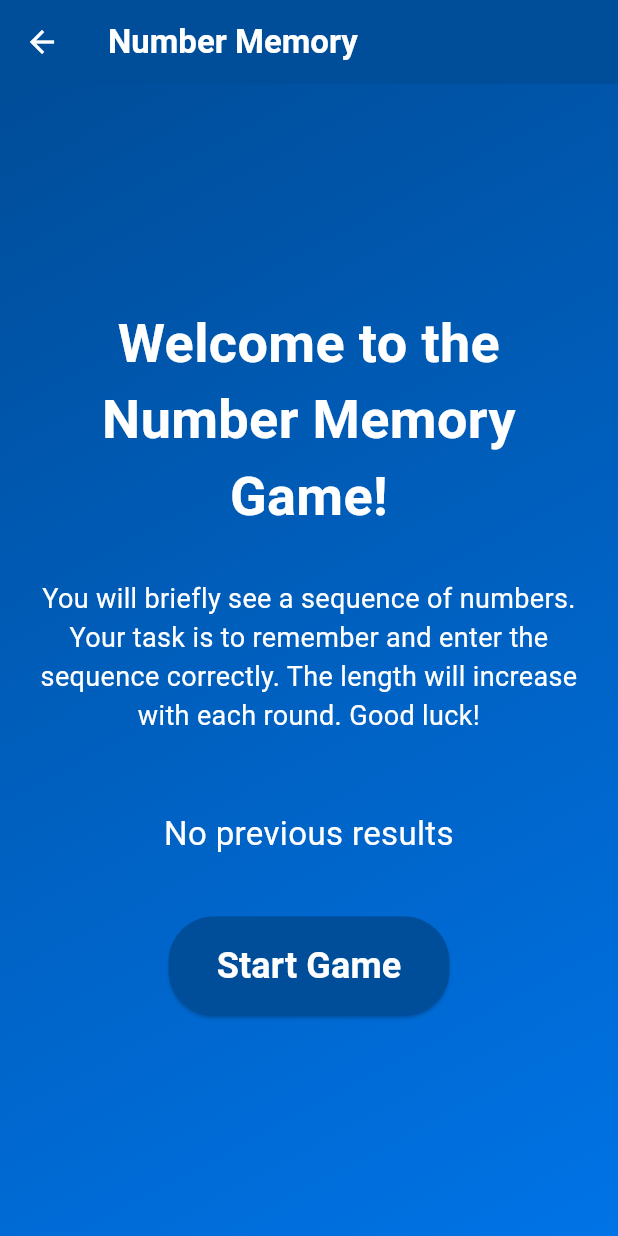
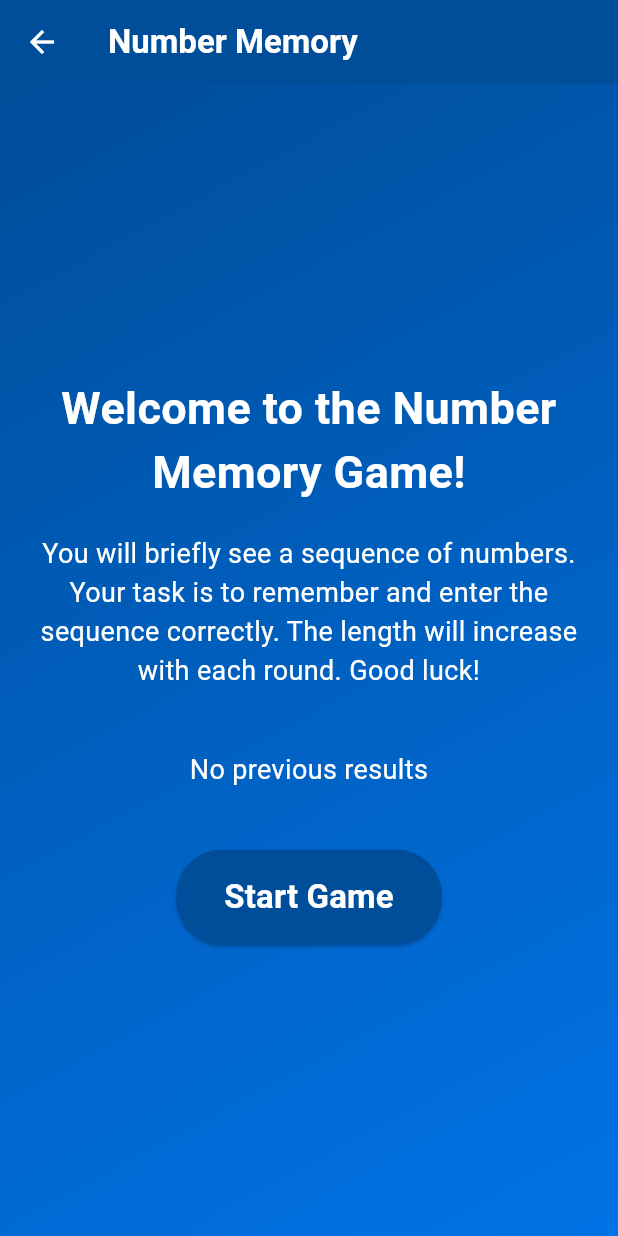
Before and after one commit to PrintN/Human-Benchmark, a Flutter app: the NumberMemoryScreen screen opened directly, on a phone screen of 412 x 824 dp. Run offline on Flutter 3.47's test engine with Material 3 defaults, Android fonts, the light colour scheme and no system bars; our stand-ins replace fl_chart, flutter_tts, just_audio, share_plus, shared_preferences; accounts and stored records are empty; Roboto replaces fonts that are missing (RobotoMono); project files that could hold a hidden picture were left out.

Commit message:
Updated start screen elements size

```diff
--- a/lib/number_memory.dart
+++ b/lib/number_memory.dart
@@ -196,22 +196,22 @@ class _NumberMemoryScreenState extends State<NumberMemoryScreen> {
               const Text(
                 'Welcome to the Number Memory Game!',
                 style: TextStyle(
-                  fontSize: 36,
+                  fontSize: 30,
                   fontWeight: FontWeight.bold,
                   color: Colors.white,
                 ),
                 textAlign: TextAlign.center,
               ),
-              const SizedBox(height: 30),
+              const SizedBox(height: 20),
               const Text(
                 'You will briefly see a sequence of numbers. Your task is to remember and enter the sequence correctly. The length will increase with each round. Good luck!',
                 style: TextStyle(fontSize: 18, color: Colors.white),
                 textAlign: TextAlign.center,
               ),
-              const SizedBox(height: 50),
+              const SizedBox(height: 40),
               Text(
                 lastScore,
-                style: const TextStyle(fontSize: 22, color: Colors.white),
+                style: const TextStyle(fontSize: 18, color: Colors.white),
                 textAlign: TextAlign.center,
               ),
               const SizedBox(height: 40),
@@ -230,7 +230,7 @@ class _NumberMemoryScreenState extends State<NumberMemoryScreen> {
                 child: const Text(
                   'Start Game',
                   style: TextStyle(
-                    fontSize: 24,
+                    fontSize: 22,
                     color: Colors.white,
                     fontWeight: FontWeight.bold,
                   ),
```
